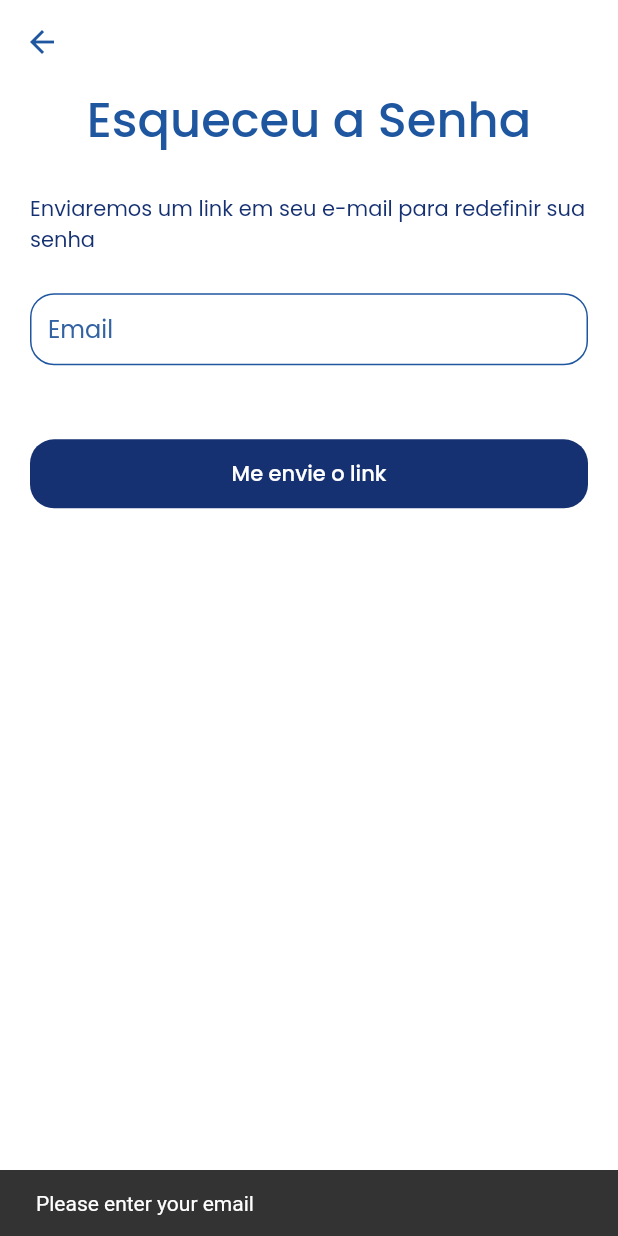
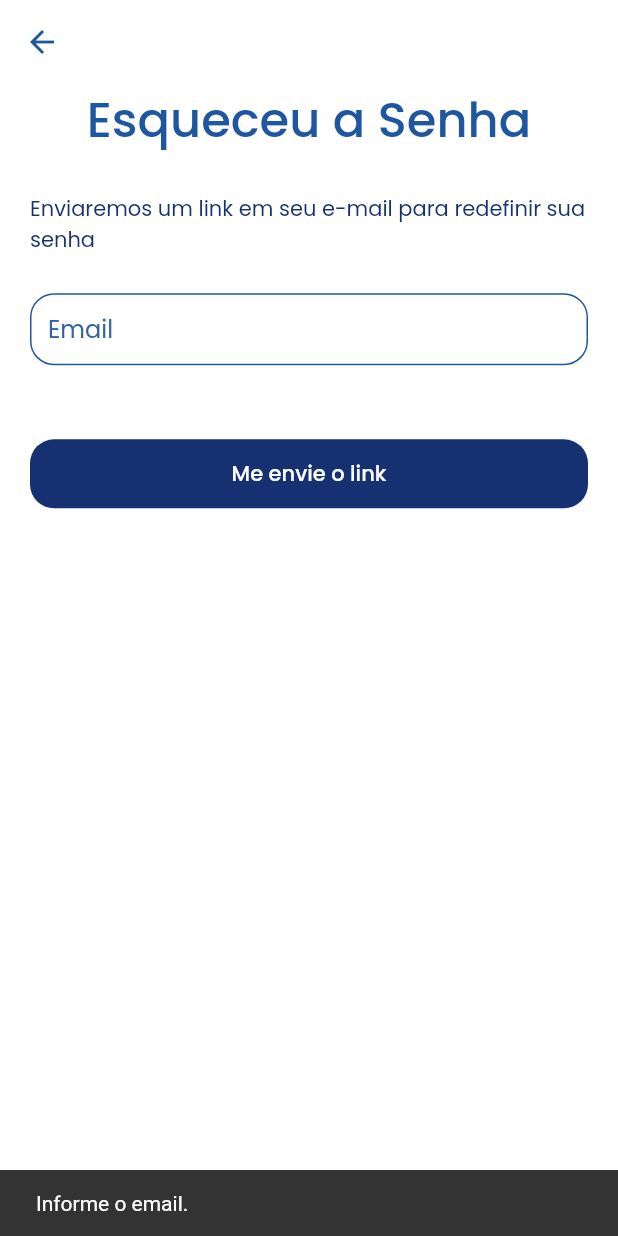
Before and after one commit to renankanu/app_todo, a Flutter app: the ForgotPasswordScreen screen opened directly, after a tap on "Me envie o link", on a phone screen of 412 x 824 dp. Run offline on Flutter 3.47's test engine with Material 2 defaults, Android fonts, the phone set to English and light mode, and no system bars; our stand-ins replace cloud_firestore, firebase_auth, firebase_core, flutter_svg, google_sign_in; accounts and stored records are empty.

Commit message:
Feature - handling error messages forgot password screen

```diff
--- a/lib/app/screens/forgot_password/forgot_password_screen.dart
+++ b/lib/app/screens/forgot_password/forgot_password_screen.dart
@@ -17,7 +17,7 @@ class ForgotPasswordScreen extends StatelessWidget {
       if (_emailController.text.isEmpty) {
         Scaffold.of(context).showSnackBar(
           const SnackBar(
-            content: Text("Please enter your email"),
+            content: Text("Informe o email."),
           ),
         );
         return;
@@ -25,7 +25,7 @@ class ForgotPasswordScreen extends StatelessWidget {
       if (!emailValidatorRegExp.hasMatch(_emailController.text)) {
         Scaffold.of(context).showSnackBar(
           const SnackBar(
-            content: Text("Please enter valid email"),
+            content: Text("Informe um email válido."),
           ),
         );
         return;
@@ -34,12 +34,14 @@ class ForgotPasswordScreen extends StatelessWidget {
         await FirebaseAuth.instance
             .sendPasswordResetEmail(email: _emailController.text);
         Navigator.pop(context);
-      } on Exception catch (error) {
-        Scaffold.of(context).showSnackBar(
-          const SnackBar(
-            content: Text("Opps! 😕"),
-          ),
-        );
+      } on FirebaseAuthException catch (e) {
+        if (e.code == 'user-not-found') {
+          showSnack(context, "Usuário não encontrado.");
+          return;
+        }
+        showSnack(context, "Opps, não foi possível enviar o link. 😕");
+      } catch (e) {
+        rethrow;
       }
     }
 
@@ -86,4 +88,12 @@ class ForgotPasswordScreen extends StatelessWidget {
       ),
     );
   }
+
+  void showSnack(BuildContext context, String message) {
+    Scaffold.of(context).showSnackBar(
+      SnackBar(
+        content: Text(message),
+      ),
+    );
+  }
 }
```
